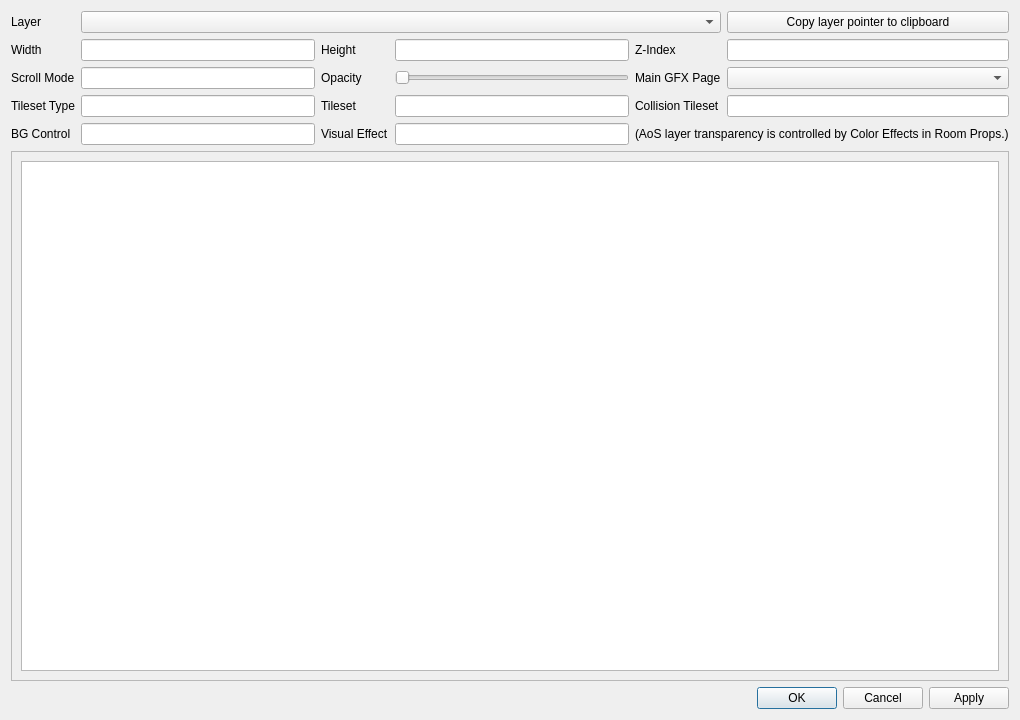
The window that dsvedit/layers_editor.ui (LagoLunatic/DSVEdit) describes before a commit, drawn with Qt 5.
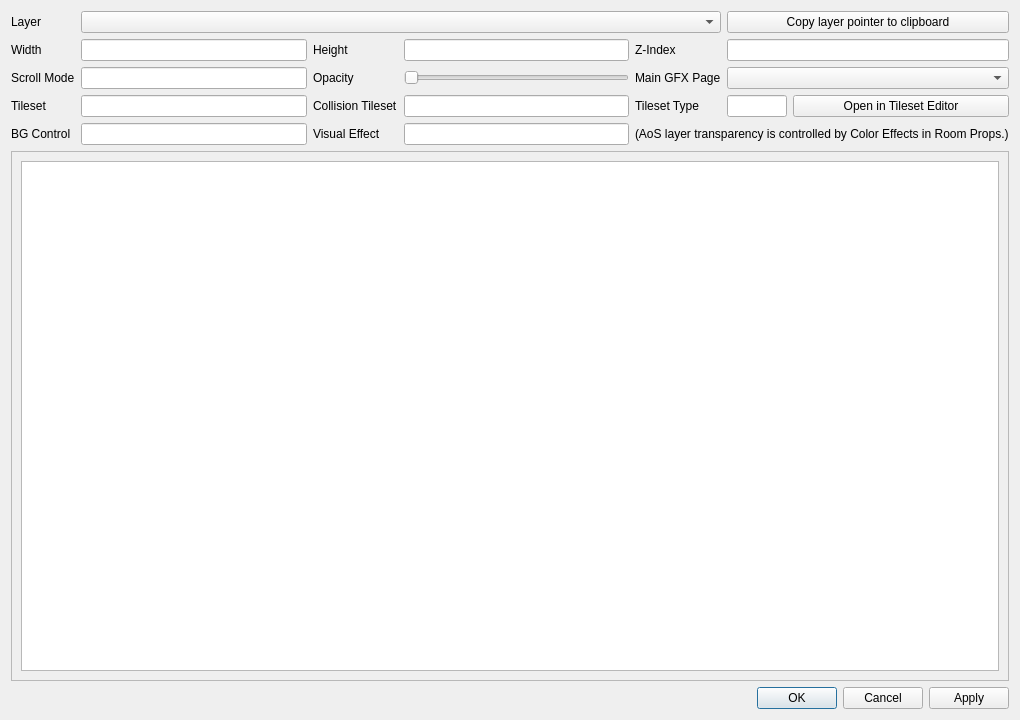
The same window after the commit.

Commit message: Add Open in Tileset Editor button to Layers Editor

Patch:
```diff
--- a/dsvedit/layers_editor.ui
+++ b/dsvedit/layers_editor.ui
@@ -26,13 +26,6 @@
      <item row="1" column="5">
       <widget class="QLineEdit" name="z_index"/>
      </item>
-     <item row="3" column="2">
-      <widget class="QLabel" name="label_7">
-       <property name="text">
-        <string>Tileset</string>
-       </property>
-      </widget>
-     </item>
      <item row="1" column="2">
       <widget class="QLabel" name="label_3">
        <property name="text">
@@ -97,29 +90,6 @@
        </property>
       </widget>
      </item>
-     <item row="3" column="0">
-      <widget class="QLabel" name="label_9">
-       <property name="text">
-        <string>Tileset Type</string>
-       </property>
-      </widget>
-     </item>
-     <item row="3" column="5">
-      <widget class="QLineEdit" name="collision_tileset"/>
-     </item>
-     <item row="3" column="4">
-      <widget class="QLabel" name="label_8">
-       <property name="text">
-        <string>Collision Tileset</string>
-       </property>
-      </widget>
-     </item>
-     <item row="3" column="3">
-      <widget class="QLineEdit" name="tileset"/>
-     </item>
-     <item row="3" column="1">
-      <widget class="QLineEdit" name="tileset_type"/>
-     </item>
      <item row="0" column="1" colspan="4">
       <widget class="QComboBox" name="layer_index"/>
      </item>
@@ -157,6 +127,54 @@
        </property>
       </widget>
      </item>
+     <item row="3" column="0">
+      <widget class="QLabel" name="label_7">
+       <property name="text">
+        <string>Tileset</string>
+       </property>
+      </widget>
+     </item>
+     <item row="3" column="1">
+      <widget class="QLineEdit" name="tileset"/>
+     </item>
+     <item row="3" column="2">
+      <widget class="QLabel" name="label_8">
+       <property name="text">
+        <string>Collision Tileset</string>
+       </property>
+      </widget>
+     </item>
+     <item row="3" column="3">
+      <widget class="QLineEdit" name="collision_tileset"/>
+     </item>
+     <item row="3" column="4">
+      <widget class="QLabel" name="label_9">
+       <property name="text">
+        <string>Tileset Type</string>
+       </property>
+      </widget>
+     </item>
+     <item row="3" column="5">
+      <layout class="QHBoxLayout" name="horizontalLayout">
+       <item>
+        <widget class="QLineEdit" name="tileset_type">
+         <property name="maximumSize">
+          <size>
+           <width>60</width>
+           <height>16777215</height>
+          </size>
+         </property>
+        </widget>
+       </item>
+       <item>
+        <widget class="QPushButton" name="open_in_tileset_editor">
+         <property name="text">
+          <string>Open in Tileset Editor</string>
+         </property>
+        </widget>
+       </item>
+      </layout>
+     </item>
     </layout>
    </item>
    <item>
```
Left out of the diff: 5 changed lines with no effect on the pictures. The commit also changes 2 other files.
